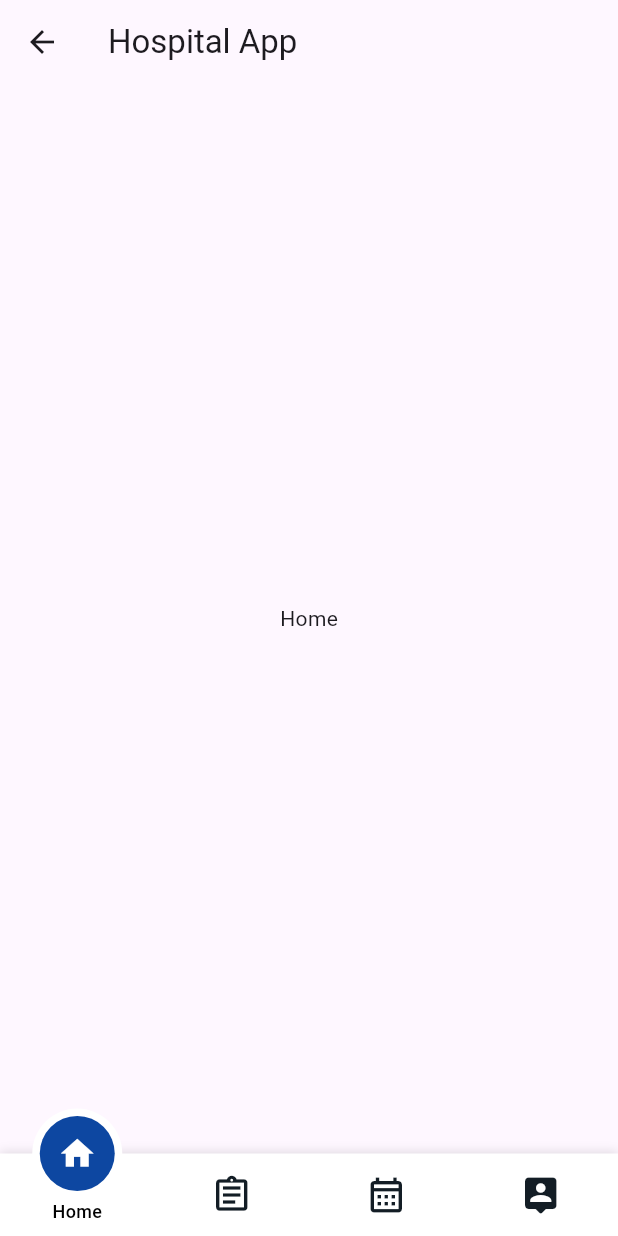
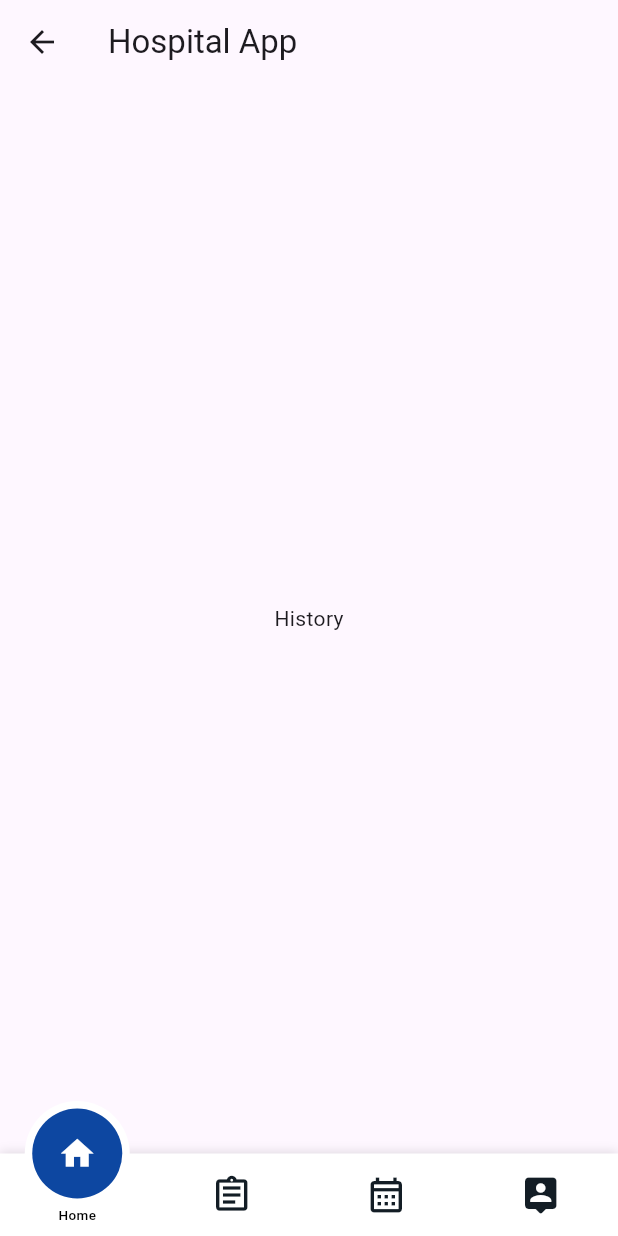
Before and after one commit to mariasoffie/hospital-fe, a Flutter app: the HomeScreen screen opened directly, on a phone screen of 412 x 824 dp. Run offline on Flutter 3.47's test engine with Material 3 defaults, Android fonts, the phone set to English and light mode, and no system bars; our stand-ins replace flutter_onboarding_slider, get, motion_tab_bar.

Commit message:
Update text labels and tab size in HomeScreen.dart

```diff
--- a/lib/screens/HomeScreen.dart
+++ b/lib/screens/HomeScreen.dart
@@ -17,16 +17,16 @@ class HomeScreen extends StatelessWidget {
         controller: controller.motionTabBarController,
         children: <Widget>[
           Center(
-            child: Text("Dashboard"),
-          ),
-          Center(
             child: Text("Home"),
           ),
           Center(
-            child: Text("Profile"),
+            child: Text("History"),
           ),
           Center(
-            child: Text("Settings"),
+            child: Text("MY APPOINTMENT"),
+          ),
+          Center(
+            child: Text("PROFILE"),
           ),
         ],
       ),
@@ -40,10 +40,10 @@ class HomeScreen extends StatelessWidget {
           Icons.calendar_month_outlined,
           Icons.person_pin_rounded
         ],
-        tabSize: 50,
+        tabSize: 60,
         tabBarHeight: 55,
         textStyle: TextStyle(
-          fontSize: 12,
+          fontSize: 9,
           color: Colors.black,
           fontWeight: FontWeight.w500,
         ),
```
